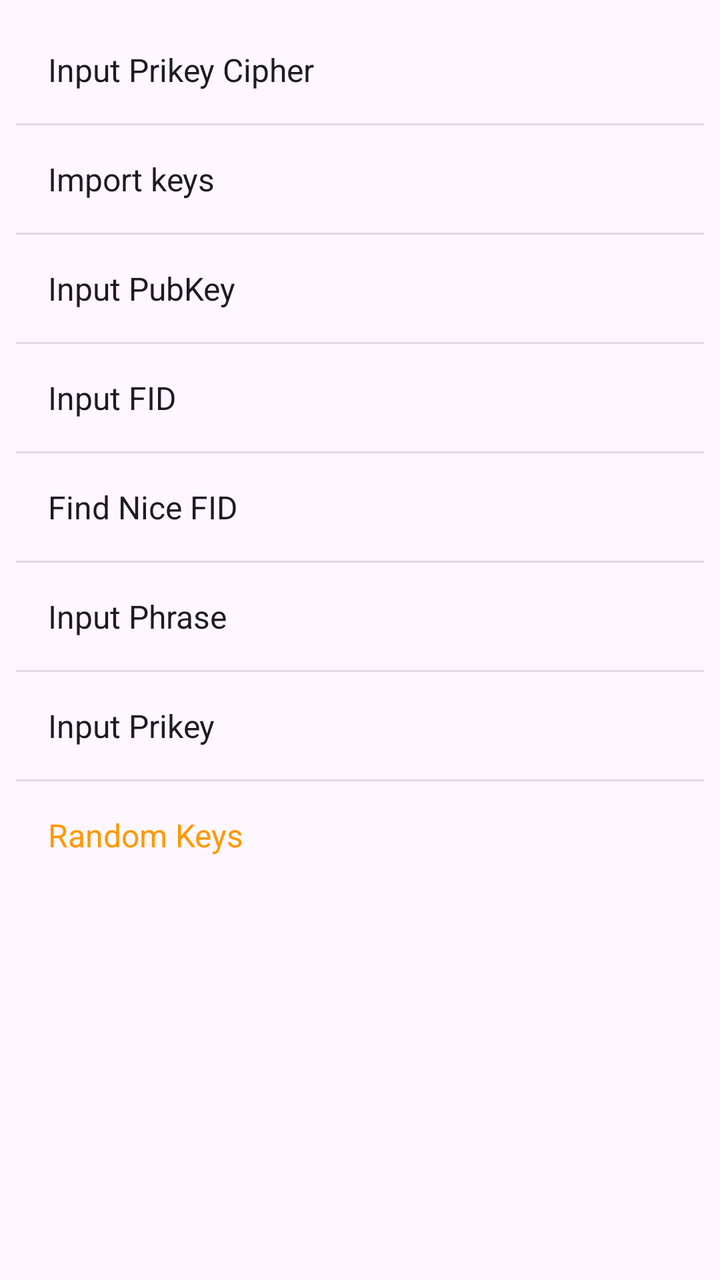
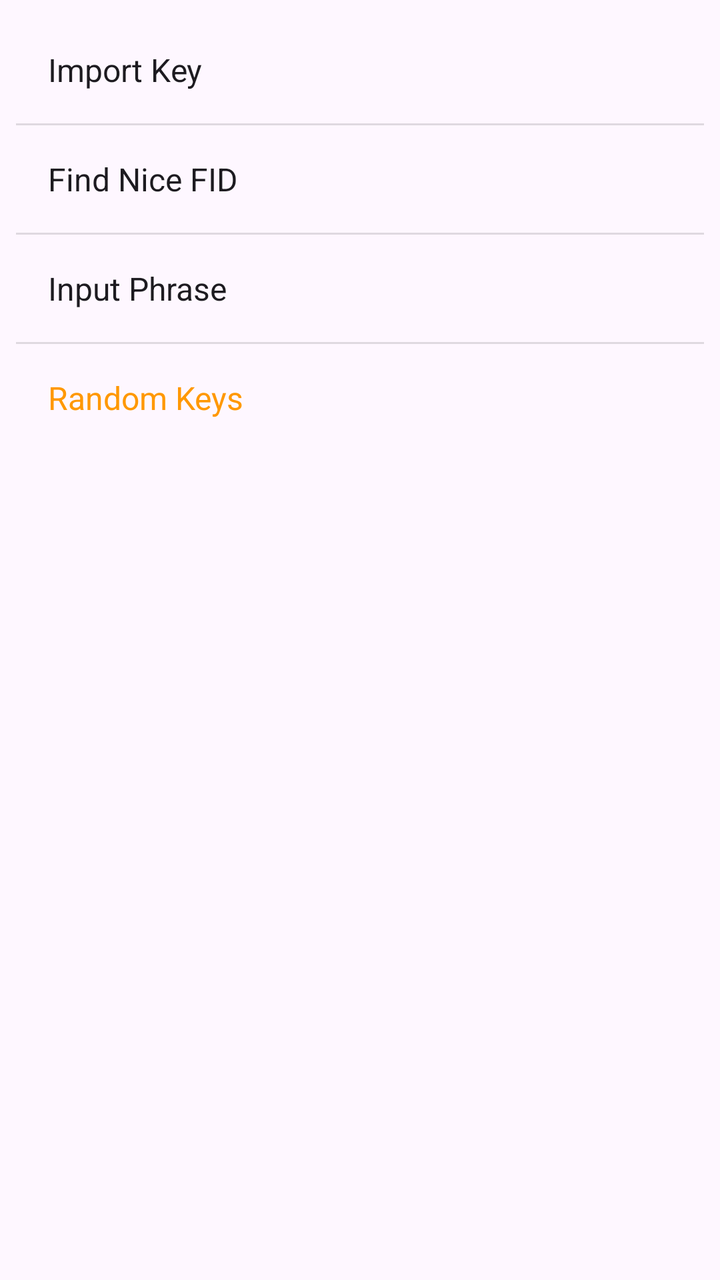

Two renders of the same Android screen: before a commit and after it. Below are the layout's source before the change and the commit's diff.
<!-- AndroidManifest.xml: application theme Theme.Freer -->
<!-- res/layout/popup_menu_create_cid.xml -->
<?xml version="1.0" encoding="utf-8"?>
<LinearLayout xmlns:android="http://schemas.android.com/apk/res/android"
    android:layout_width="wrap_content"
    android:layout_height="wrap_content"
    android:orientation="vertical"
    android:background="?android:attr/colorBackground"
    android:padding="8dp">

    <TextView
        android:id="@+id/from_pri_key_cipher"
        android:layout_width="match_parent"
        android:layout_height="wrap_content"
        android:padding="16dp"
        android:text="@string/Input_prikey_cipher"
        android:textSize="16sp"
        android:textColor="?android:attr/textColorPrimary"
        android:background="?attr/selectableItemBackground"/>

    <View
        android:layout_width="match_parent"
        android:layout_height="1dp"
        android:background="?android:attr/listDivider"/>

    <TextView
        android:id="@+id/import_keys"
        android:layout_width="match_parent"
        android:layout_height="wrap_content"
        android:padding="16dp"
        android:text="@string/import_keys"
        android:textSize="16sp"
        android:textColor="?android:attr/textColorPrimary"
        android:background="?attr/selectableItemBackground"/>

    <View
        android:layout_width="match_parent"
        android:layout_height="1dp"
        android:background="?android:attr/listDivider"/>

    <TextView
        android:id="@+id/input_pubkey"
        android:layout_width="match_parent"
        android:layout_height="wrap_content"
        android:padding="16dp"
        android:text="@string/input_pubkey"
        android:textSize="16sp"
        android:textColor="?android:attr/textColorPrimary"
        android:background="?attr/selectableItemBackground"/>

    <View
        android:layout_width="match_parent"
        android:layout_height="1dp"
        android:background="?android:attr/listDivider"/>

    <TextView
        android:id="@+id/input_fid"
        android:layout_width="match_parent"
        android:layout_height="wrap_content"
        android:padding="16dp"
        android:text="@string/input_fid"
        android:textSize="16sp"
        android:textColor="?android:attr/textColorPrimary"
        android:background="?attr/selectableItemBackground"/>

    <View
        android:layout_width="match_parent"
        android:layout_height="1dp"
        android:background="?android:attr/listDivider"/>

    <TextView
        android:id="@+id/find_nice_fid"
        android:layout_width="match_parent"
        android:layout_height="wrap_content"
        android:padding="16dp"
        android:text="@string/find_nice_fid"
        android:textSize="16sp"
        android:textColor="?android:attr/textColorPrimary"
        android:background="?attr/selectableItemBackground"/>

    <View
        android:layout_width="match_parent"
        android:layout_height="1dp"
        android:background="?android:attr/listDivider"/>


    <TextView
        android:id="@+id/input_phrase"
        android:layout_width="match_parent"
        android:layout_height="wrap_content"
        android:padding="16dp"
        android:text="@string/input_phrase"
        android:textSize="16sp"
        android:textColor="?android:attr/textColorPrimary"
        android:background="?attr/selectableItemBackground"/>

    <View
        android:layout_width="match_parent"
        android:layout_height="1dp"
        android:background="?android:attr/listDivider"/>

    <TextView
        android:id="@+id/from_pri_key"
        android:layout_width="match_parent"
        android:layout_height="wrap_content"
        android:padding="16dp"
        android:text="@string/Input_prikey"
        android:textSize="16sp"
        android:textColor="?android:attr/textColorPrimary"
        android:background="?attr/selectableItemBackground"/>

    <View
        android:layout_width="match_parent"
        android:layout_height="1dp"
        android:background="?android:attr/listDivider"/>



    <TextView
        android:id="@+id/random_new_keys"
        android:layout_width="match_parent"
        android:layout_height="wrap_content"
        android:padding="16dp"
        android:text="@string/random_keys"
        android:textSize="16sp"
        android:textColor="@color/warning"
        android:background="?attr/selectableItemBackground"/>
</LinearLayout>
<!-- resources referenced by this layout -->
<resources>
  <color name="warning">#FF9800</color>
  <string name="Input_prikey">Input Prikey</string>
  <string name="Input_prikey_cipher">Input Prikey Cipher</string>
  <string name="find_nice_fid">Find Nice FID</string>
  <string name="import_keys">Import keys</string>
  <string name="input_fid">Input FID</string>
  <string name="input_phrase">Input Phrase</string>
  <string name="input_pubkey">Input PubKey</string>
  <string name="random_keys">Random Keys</string>
  <style name="Theme.Freer" parent="Base.Theme.Freer" />
  <style name="Base.Theme.Freer" parent="Theme.Material3.DayNight.NoActionBar">
          <item name="colorPrimary">#2196F3</item>
          <item name="colorAccent">#2196F3</item>
          <item name="android:windowBackground">#FFFFFF</item>
          
          <item name="android:windowLayoutInDisplayCutoutMode">shortEdges</item>
          <item name="android:enforceNavigationBarContrast">false</item>
          <item name="android:enforceStatusBarContrast">false</item>
          <item name="android:statusBarColor">@android:color/transparent</item>
          <item name="android:navigationBarColor">@android:color/transparent</item>
          <item name="android:windowLightStatusBar">true</item>
          <item name="android:windowLightNavigationBar">true</item>
      </style>
</resources>

<!-- the commit's change to res/layout/popup_menu_create_cid.xml (unified diff, before → after) -->
@@ -7,56 +7,11 @@
     android:padding="8dp">
 
     <TextView
-        android:id="@+id/from_pri_key_cipher"
+        android:id="@+id/import_key"
         android:layout_width="match_parent"
         android:layout_height="wrap_content"
         android:padding="16dp"
-        android:text="@string/Input_prikey_cipher"
-        android:textSize="16sp"
-        android:textColor="?android:attr/textColorPrimary"
-        android:background="?attr/selectableItemBackground"/>
-
-    <View
-        android:layout_width="match_parent"
-        android:layout_height="1dp"
-        android:background="?android:attr/listDivider"/>
-
-    <TextView
-        android:id="@+id/import_keys"
-        android:layout_width="match_parent"
-        android:layout_height="wrap_content"
-        android:padding="16dp"
-        android:text="@string/import_keys"
-        android:textSize="16sp"
-        android:textColor="?android:attr/textColorPrimary"
-        android:background="?attr/selectableItemBackground"/>
-
-    <View
-        android:layout_width="match_parent"
-        android:layout_height="1dp"
-        android:background="?android:attr/listDivider"/>
-
-    <TextView
-        android:id="@+id/input_pubkey"
-        android:layout_width="match_parent"
-        android:layout_height="wrap_content"
-        android:padding="16dp"
-        android:text="@string/input_pubkey"
-        android:textSize="16sp"
-        android:textColor="?android:attr/textColorPrimary"
-        android:background="?attr/selectableItemBackground"/>
-
-    <View
-        android:layout_width="match_parent"
-        android:layout_height="1dp"
-        android:background="?android:attr/listDivider"/>
-
-    <TextView
-        android:id="@+id/input_fid"
-        android:layout_width="match_parent"
-        android:layout_height="wrap_content"
-        android:padding="16dp"
-        android:text="@string/input_fid"
+        android:text="@string/import_key"
         android:textSize="16sp"
         android:textColor="?android:attr/textColorPrimary"
         android:background="?attr/selectableItemBackground"/>
@@ -81,7 +36,6 @@
         android:layout_height="1dp"
         android:background="?android:attr/listDivider"/>
 
-
     <TextView
         android:id="@+id/input_phrase"
         android:layout_width="match_parent"
@@ -98,23 +52,6 @@
         android:background="?android:attr/listDivider"/>
 
     <TextView
-        android:id="@+id/from_pri_key"
-        android:layout_width="match_parent"
-        android:layout_height="wrap_content"
-        android:padding="16dp"
-        android:text="@string/Input_prikey"
-        android:textSize="16sp"
-        android:textColor="?android:attr/textColorPrimary"
-        android:background="?attr/selectableItemBackground"/>
-
-    <View
-        android:layout_width="match_parent"
-        android:layout_height="1dp"
-        android:background="?android:attr/listDivider"/>
-
-
-
-    <TextView
         android:id="@+id/random_new_keys"
         android:layout_width="match_parent"
         android:layout_height="wrap_content"
<!-- resource entries referenced after the edit -->
@@ -1,13 +1,9 @@
 <!-- resources referenced by this layout -->
 <resources>
   <color name="warning">#FF9800</color>
-  <string name="Input_prikey">Input Prikey</string>
-  <string name="Input_prikey_cipher">Input Prikey Cipher</string>
   <string name="find_nice_fid">Find Nice FID</string>
-  <string name="import_keys">Import keys</string>
-  <string name="input_fid">Input FID</string>
+  <string name="import_key">Import Key</string>
   <string name="input_phrase">Input Phrase</string>
-  <string name="input_pubkey">Input PubKey</string>
   <string name="random_keys">Random Keys</string>
   <style name="Theme.Freer" parent="Base.Theme.Freer" />
   <style name="Base.Theme.Freer" parent="Theme.Material3.DayNight.NoActionBar">
